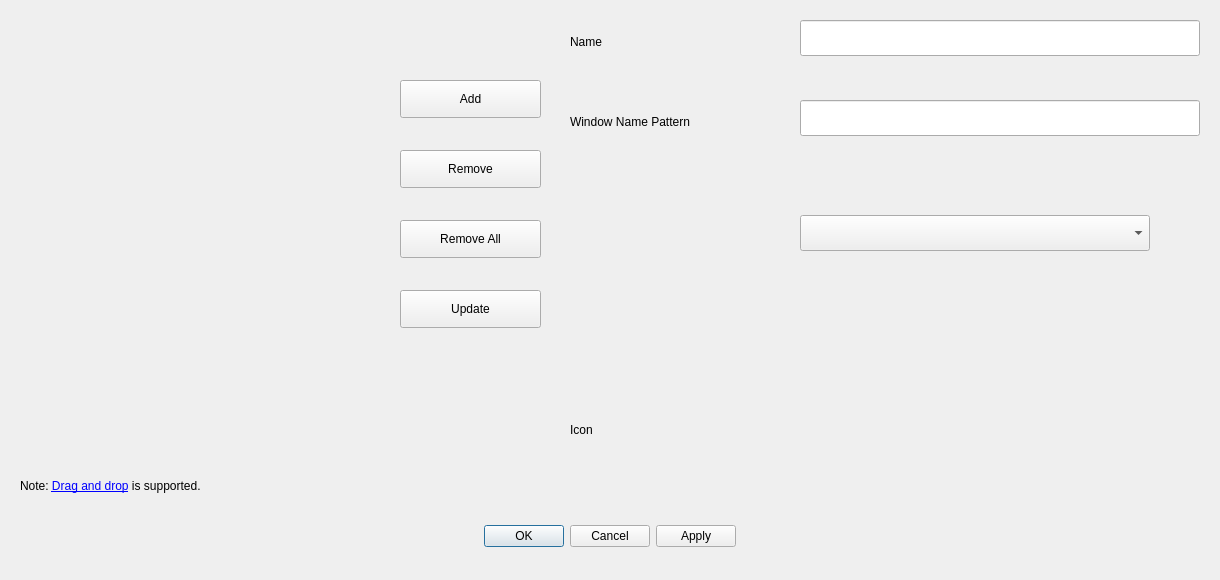
Above: src/view/icon_override_rules_dialog.ui from dangvd/ksmoothdock before the change. Below: the same form after it.
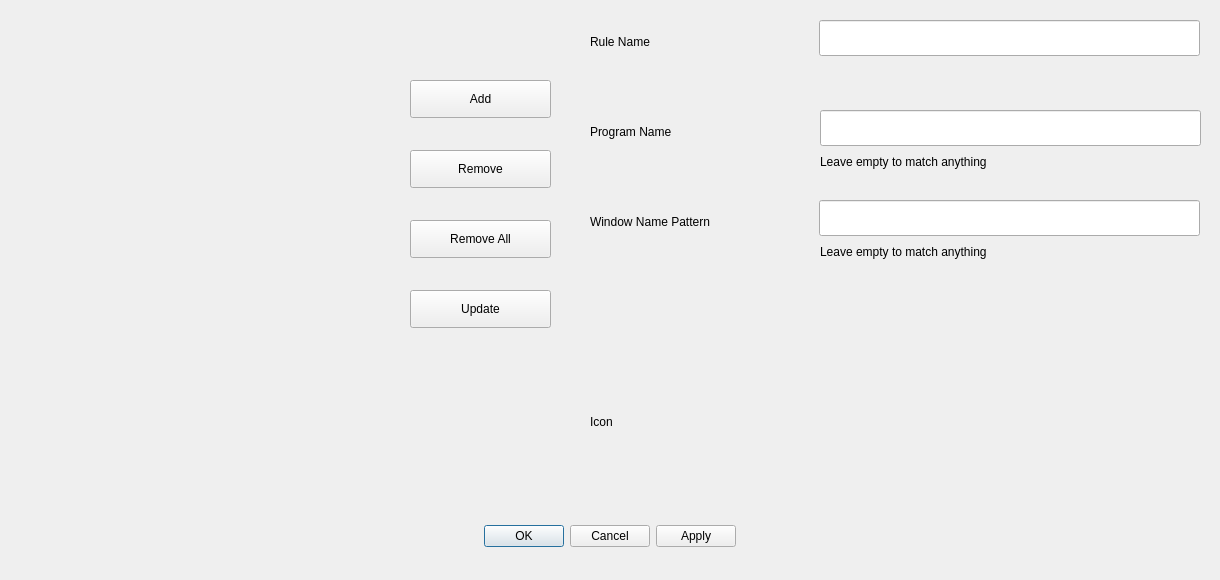
That is the form after the change. Icons and pictures are not drawn.

Commit message: Task Manager: Updates Icon Override Rules dialog #3

The edit to the form file:
```diff
--- a/src/view/icon_override_rules_dialog.ui
+++ b/src/view/icon_override_rules_dialog.ui
@@ -32,26 +32,10 @@
     <bool>true</bool>
    </property>
   </widget>
-  <widget class="QLabel" name="launchersNote">
-   <property name="geometry">
-    <rect>
-     <x>20</x>
-     <y>475</y>
-     <width>351</width>
-     <height>23</height>
-    </rect>
-   </property>
-   <property name="text">
-    <string>Note: &lt;a href=https://github.com/dangvd/ksmoothdock/wiki/Documentation#editLaunchers_dragAndDrop&gt;Drag and drop&lt;/a&gt; is supported.</string>
-   </property>
-   <property name="textFormat">
-    <enum>Qt::RichText</enum>
-   </property>
-  </widget>
   <widget class="QPushButton" name="add">
    <property name="geometry">
     <rect>
-     <x>400</x>
+     <x>410</x>
      <y>80</y>
      <width>141</width>
      <height>38</height>
@@ -68,7 +52,7 @@
   <widget class="QPushButton" name="remove">
    <property name="geometry">
     <rect>
-     <x>400</x>
+     <x>410</x>
      <y>150</y>
      <width>141</width>
      <height>38</height>
@@ -85,7 +69,7 @@
   <widget class="QPushButton" name="update">
    <property name="geometry">
     <rect>
-     <x>400</x>
+     <x>410</x>
      <y>290</y>
      <width>141</width>
      <height>38</height>
@@ -102,22 +86,22 @@
   <widget class="QLabel" name="nameLabel">
    <property name="geometry">
     <rect>
-     <x>570</x>
+     <x>590</x>
      <y>30</y>
-     <width>81</width>
+     <width>211</width>
      <height>23</height>
     </rect>
    </property>
    <property name="text">
-    <string>Name</string>
+    <string>Rule Name</string>
    </property>
   </widget>
   <widget class="QLineEdit" name="name">
    <property name="geometry">
     <rect>
-     <x>800</x>
+     <x>819</x>
      <y>20</y>
-     <width>400</width>
+     <width>381</width>
      <height>36</height>
     </rect>
    </property>
@@ -125,8 +109,8 @@
   <widget class="QLabel" name="windowNameLabel">
    <property name="geometry">
     <rect>
-     <x>570</x>
-     <y>110</y>
+     <x>590</x>
+     <y>210</y>
      <width>221</width>
      <height>23</height>
     </rect>
@@ -138,19 +122,9 @@
   <widget class="QLineEdit" name="windowNameRegex">
    <property name="geometry">
     <rect>
-     <x>800</x>
-     <y>100</y>
-     <width>400</width>
-     <height>36</height>
-    </rect>
-   </property>
-  </widget>
-  <widget class="QComboBox" name="rulePresets">
-   <property name="geometry">
-    <rect>
-     <x>800</x>
-     <y>215</y>
-     <width>350</width>
+     <x>819</x>
+     <y>200</y>
+     <width>381</width>
      <height>36</height>
     </rect>
    </property>
@@ -158,9 +132,9 @@
   <widget class="QLabel" name="iconLabel">
    <property name="geometry">
     <rect>
-     <x>570</x>
-     <y>418</y>
-     <width>72</width>
+     <x>590</x>
+     <y>410</y>
+     <width>131</width>
      <height>23</height>
     </rect>
    </property>
@@ -171,7 +145,7 @@
   <widget class="QPushButton" name="removeAll">
    <property name="geometry">
     <rect>
-     <x>400</x>
+     <x>410</x>
      <y>220</y>
      <width>141</width>
      <height>38</height>
@@ -185,6 +159,55 @@
      <normaloff>.</normaloff>.</iconset>
    </property>
   </widget>
+  <widget class="QLabel" name="programLabel">
+   <property name="geometry">
+    <rect>
+     <x>590</x>
+     <y>120</y>
+     <width>211</width>
+     <height>24</height>
+    </rect>
+   </property>
+   <property name="text">
+    <string>Program Name</string>
+   </property>
+  </widget>
+  <widget class="QLineEdit" name="program">
+   <property name="geometry">
+    <rect>
+     <x>820</x>
+     <y>110</y>
+     <width>381</width>
+     <height>36</height>
+    </rect>
+   </property>
+  </widget>
+  <widget class="QLabel" name="label">
+   <property name="geometry">
+    <rect>
+     <x>820</x>
+     <y>150</y>
+     <width>381</width>
+     <height>24</height>
+    </rect>
+   </property>
+   <property name="text">
+    <string>Leave empty to match anything</string>
+   </property>
+  </widget>
+  <widget class="QLabel" name="label_2">
+   <property name="geometry">
+    <rect>
+     <x>820</x>
+     <y>240</y>
+     <width>381</width>
+     <height>24</height>
+    </rect>
+   </property>
+   <property name="text">
+    <string>Leave empty to match anything</string>
+   </property>
+  </widget>
  </widget>
  <resources/>
  <connections>
```
The commit also changes 3 other files.
